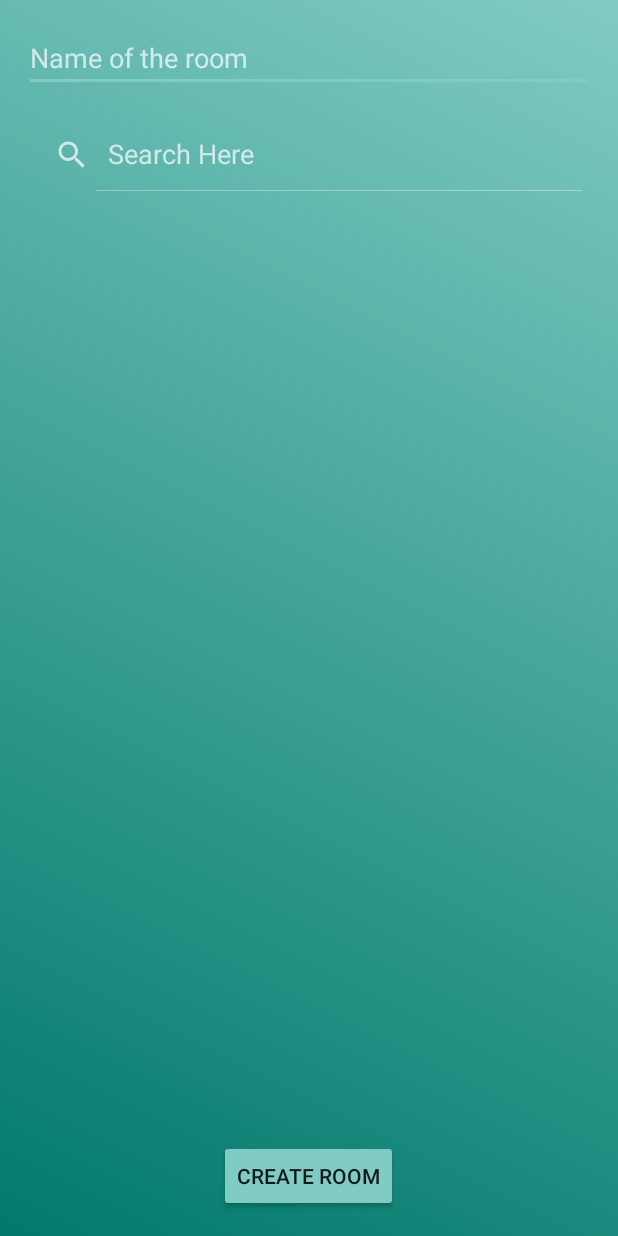
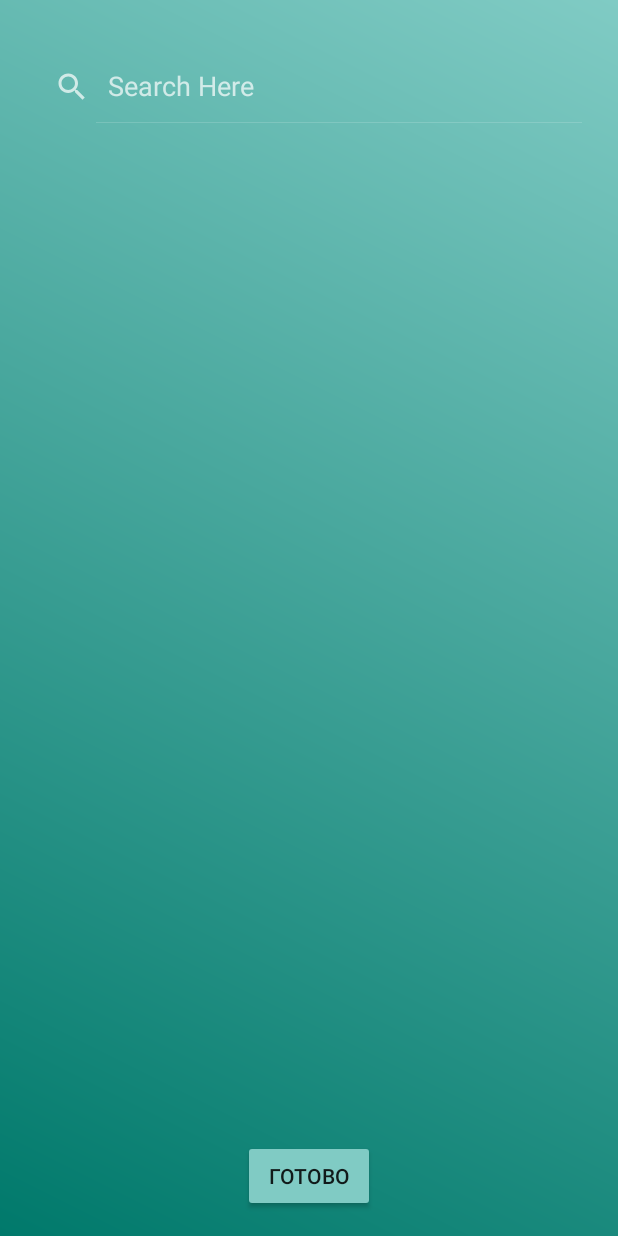
Before and after one commit to kadaw/LocisAndroid, an Android app: the SearchUsersActivity screen opened directly, with no data from a screen before it, on a phone screen of 412 x 824 dp. Run offline under Robolectric (Android 15) with nearby library versions, the phone set to English and light mode, and no system bars.

Commit message:
Create room working and some changes with intuitive room creation view

```diff
--- a/app/src/main/AndroidManifest.xml
+++ b/app/src/main/AndroidManifest.xml
@@ -21,7 +21,7 @@
         <activity android:name=".UserPage" />
         <activity android:name=".RegistrationActivity" />
         <activity android:name=".LoginActivity" />
-        <activity android:name=".CreateRoomActivity" >
+        <activity android:name=".SearchUsersActivity" >
         <intent-filter>
             <action android:name="android.intent.action.SEARCH" />
         </intent-filter>
--- a/app/src/main/java/com/example/user/locistest/Api/AcceptInvitationTask.java
+++ b/app/src/main/java/com/example/user/locistest/Api/AcceptInvitationTask.java
@@ -4,19 +4,14 @@ import android.content.Intent;
 import android.os.AsyncTask;
 import android.support.test.espresso.core.deps.guava.io.CharStreams;
 
-import com.example.user.locistest.CreateRoomActivity;
 import com.example.user.locistest.UserPage;
 
 import org.json.JSONArray;
 import org.json.JSONObject;
 
-import java.io.InputStream;
 import java.io.InputStreamReader;
-import java.io.OutputStreamWriter;
 import java.net.HttpURLConnection;
 import java.net.URL;
-import java.util.HashMap;
-import java.util.Map;
 
 /**
  * Created by User on 10.04.2017.
--- a/app/src/main/java/com/example/user/locistest/Api/RoomsViewTask.java
+++ b/app/src/main/java/com/example/user/locistest/Api/RoomsViewTask.java
@@ -2,8 +2,6 @@ package com.example.user.locistest.Api;
 
 import android.support.test.espresso.core.deps.guava.io.CharStreams;
 
-import com.example.user.locistest.CreateRoomActivity;
-import com.example.user.locistest.FriendInList;
 import com.example.user.locistest.RoomInList;
 import com.example.user.locistest.UserPage;
 
--- a/app/src/main/java/com/example/user/locistest/Api/SearchUsersTask.java
+++ b/app/src/main/java/com/example/user/locistest/Api/SearchUsersTask.java
@@ -1,26 +1,23 @@
 package com.example.user.locistest.Api;
 
 
-import android.content.Intent;
 import android.os.AsyncTask;
 import android.support.test.espresso.core.deps.guava.io.CharStreams;
 
-import com.example.user.locistest.CreateRoomActivity;
+import com.example.user.locistest.SearchUsersActivity;
 import com.example.user.locistest.FriendInList;
 
 import org.json.JSONArray;
 import org.json.JSONObject;
-import java.io.IOException;
-import java.io.InputStream;
+
 import java.io.InputStreamReader;
-import java.io.StringWriter;
 import java.net.HttpURLConnection;
 import java.net.URL;
 import java.util.ArrayList;
 import java.util.List;
 
 public class SearchUsersTask extends AsyncTask{
-    CreateRoomActivity activity;
+    SearchUsersActivity activity;
     String token;
     String searchString;
     List<FriendInList> friends;
@@ -32,7 +29,7 @@ public class SearchUsersTask extends AsyncTask{
 
     @Override
     protected Object doInBackground(Object[] params) {
-        activity = (CreateRoomActivity) params[0];
+        activity = (SearchUsersActivity) params[0];
         try {
             URL url = new URL("http://locis.lod-misis.ru/user/search/"+searchString);
             HttpURLConnection connection = (HttpURLConnection) url.openConnection();
@@ -49,8 +46,7 @@ public class SearchUsersTask extends AsyncTask{
                 JSONObject object = jArray.getJSONObject(i);
                 int id = object.getInt("UserId");
                 String name = object.getString("Nickname");
-                boolean room = object.getBoolean("IsInRoom");
-                friends.add(new FriendInList(name,id, room));
+                friends.add(new FriendInList(name,id));
             }
         } catch (Exception e) {
             e.printStackTrace();
--- a/app/src/main/java/com/example/user/locistest/Api/SendInvitationTask.java
+++ b/app/src/main/java/com/example/user/locistest/Api/SendInvitationTask.java
@@ -2,16 +2,13 @@ package com.example.user.locistest.Api;
 
 import android.os.AsyncTask;
 
-import com.example.user.locistest.CreateRoomActivity;
-import com.example.user.locistest.LoginActivity;
+import com.example.user.locistest.SearchUsersActivity;
 
 import org.json.JSONObject;
 
-import java.io.IOException;
 import java.io.InputStream;
 import java.io.InputStreamReader;
 import java.io.OutputStreamWriter;
-import java.io.StringWriter;
 import java.net.HttpURLConnection;
 import java.net.URL;
 
@@ -21,7 +18,7 @@ import java.net.URL;
  */
 
 public class SendInvitationTask extends AsyncTask {
-    CreateRoomActivity activity;
+    SearchUsersActivity activity;
     int userId;
     int roomId;
     String token;
@@ -34,7 +31,7 @@ public class SendInvitationTask extends AsyncTask {
 
     @Override
     protected Object doInBackground(Object[] params) {
-        activity = (CreateRoomActivity) params[0];
+        activity = (SearchUsersActivity) params[0];
         try {
             JSONObject jsonObject = new JSONObject();
             jsonObject.accumulate("RoomId", roomId);
--- a/app/src/main/java/com/example/user/locistest/FriendInList.java
+++ b/app/src/main/java/com/example/user/locistest/FriendInList.java
@@ -10,12 +10,10 @@ import com.orm.SugarRecord;
 public class FriendInList{
    public String name;
     public int userId;
-    public boolean room;
 
-    public FriendInList(String name, int userId, boolean room) {
+    public FriendInList(String name, int userId) {
         this.name = name;
         this.userId = userId;
-        this.room = room;
     }
     public FriendInList(){}
 }
--- a/app/src/main/java/com/example/user/locistest/CreateRoomActivity.java
+++ b/app/src/main/java/com/example/user/locistest/SearchUsersActivity.java
@@ -7,42 +7,35 @@ import android.widget.AbsListView;
 import android.widget.SearchView;
 import android.view.View;
 import android.widget.Button;
-import android.widget.EditText;
 import android.widget.ListView;
 
 import com.example.user.locistest.Adapters.FriendsAdapter;
-import com.example.user.locistest.Api.CreateRoomTask;
 import com.example.user.locistest.Api.SearchUsersTask;
 
 import java.util.ArrayList;
 import java.util.List;
 
-public class CreateRoomActivity extends AppCompatActivity implements SearchView.OnQueryTextListener {
+public class SearchUsersActivity extends AppCompatActivity implements SearchView.OnQueryTextListener {
 
 ArrayList<FriendInList> friendsList;
     ListView listViewFriends;
     String token;
-    EditText roomLabel;
-    Button createRoomBtn;
+    Button backButton;
     SearchView searchView;
     @Override
     protected void onCreate(Bundle savedInstanceState) {
         super.onCreate(savedInstanceState);
-        setContentView(R.layout.activity_create_room);
-
-        roomLabel = (EditText) findViewById(R.id.room_name_et);
-        createRoomBtn = (Button) findViewById(R.id.create_room_button);
+        setContentView(R.layout.activity_search_users);
+        backButton = (Button) findViewById(R.id.create_room_button);
         searchView = (SearchView) findViewById(R.id.searchView);
         searchView.setOnQueryTextListener(this);
         Intent intent = getIntent();
         token = intent.getStringExtra("token");
 
-        createRoomBtn.setOnClickListener(new View.OnClickListener() {
+        backButton.setOnClickListener(new View.OnClickListener() {
             @Override
             public void onClick(View v) {
-                System.out.println(token);
-               // final CreateRoomTask api = new CreateRoomTask(roomLabel.getText().toString(), token);
-             //   api.execute(getWindow().getContext());
+            finish();
             }
         });
     }
--- a/app/src/main/java/com/example/user/locistest/UserPage.java
+++ b/app/src/main/java/com/example/user/locistest/UserPage.java
@@ -3,29 +3,19 @@ package com.example.user.locistest;
 import android.app.Notification;
 import android.app.NotificationManager;
 import android.app.PendingIntent;
-import android.content.Context;
 import android.content.Intent;
-import android.content.res.Resources;
-import android.graphics.BitmapFactory;
-import android.net.Uri;
 import android.os.Build;
 import android.support.annotation.RequiresApi;
-import android.support.v4.app.NotificationCompat;
-import android.support.v4.app.NotificationManagerCompat;
 import android.support.v7.app.AppCompatActivity;
 import android.os.Bundle;
 import android.view.View;
 import android.widget.AbsListView;
-import android.widget.AdapterView;
 import android.widget.ArrayAdapter;
 import android.widget.Button;
 import android.widget.EditText;
 import android.widget.ListView;
-import android.widget.Toast;
 
-import com.example.user.locistest.Adapters.FriendsAdapter;
 import com.example.user.locistest.Adapters.RoomsAdapter;
-import com.example.user.locistest.Api.AcceptInvitationTask;
 import com.example.user.locistest.Api.CreateRoomTask;
 
 import java.util.ArrayList;
@@ -68,9 +58,9 @@ public class UserPage extends AppCompatActivity {
             @Override
             public void onClick(View v) {
                 System.out.println(token);
-                final AcceptInvitationTask api = new AcceptInvitationTask(token);
+                final CreateRoomTask api = new CreateRoomTask(createRoomET.getText().toString(),token);
                 api.execute(getWindow().getContext());
-              //  Intent intent = new Intent(UserPage.this, CreateRoomActivity.class);
+              //  Intent intent = new Intent(UserPage.this, SearchUsersActivity.class);
                // startActivity(intent);
 
 
@@ -113,7 +103,7 @@ public class UserPage extends AppCompatActivity {
             case 200: {
                 int length = token.length() - 1;
                 response = token.substring(1, length);
-                Intent intent = new Intent(UserPage.this, CreateRoomActivity.class);
+                Intent intent = new Intent(UserPage.this, SearchUsersActivity.class);
                 intent.putExtra("token", response);
 
                 startActivity(intent);
--- a/app/src/main/res/layout/activity_create_room.xml
+++ b/app/src/main/res/layout/activity_search_users.xml
@@ -9,20 +9,10 @@
     android:paddingRight="@dimen/activity_horizontal_margin"
     android:paddingTop="@dimen/activity_vertical_margin"
     android:background="@drawable/gradient_main"
-    tools:context="com.example.user.locistest.CreateRoomActivity">
-
-    <EditText
-        android:layout_width="match_parent"
-        android:layout_height="wrap_content"
-        android:inputType="textPersonName"
-        android:ems="10"
-        android:layout_alignParentTop="true"
-        android:layout_centerHorizontal="true"
-        android:hint="Name of the room"
-        android:id="@+id/room_name_et" />
+    tools:context="com.example.user.locistest.SearchUsersActivity">
 
     <Button
-        android:text="Create room"
+        android:text="Готово"
         android:layout_width="wrap_content"
         android:layout_height="wrap_content"
         android:layout_alignParentBottom="true"
@@ -34,7 +24,6 @@
         android:id="@+id/searchView"
         android:layout_width="match_parent"
         android:layout_height="wrap_content"
-        android:layout_below="@+id/room_name_et"
         android:layout_alignParentLeft="true"
         android:layout_alignParentStart="true"
         android:iconifiedByDefault="false"
```
Also changed, not shown: app/src/main/java/com/example/user/locistest/Api/CreateRoomTask.java (+3 -14 lines).
